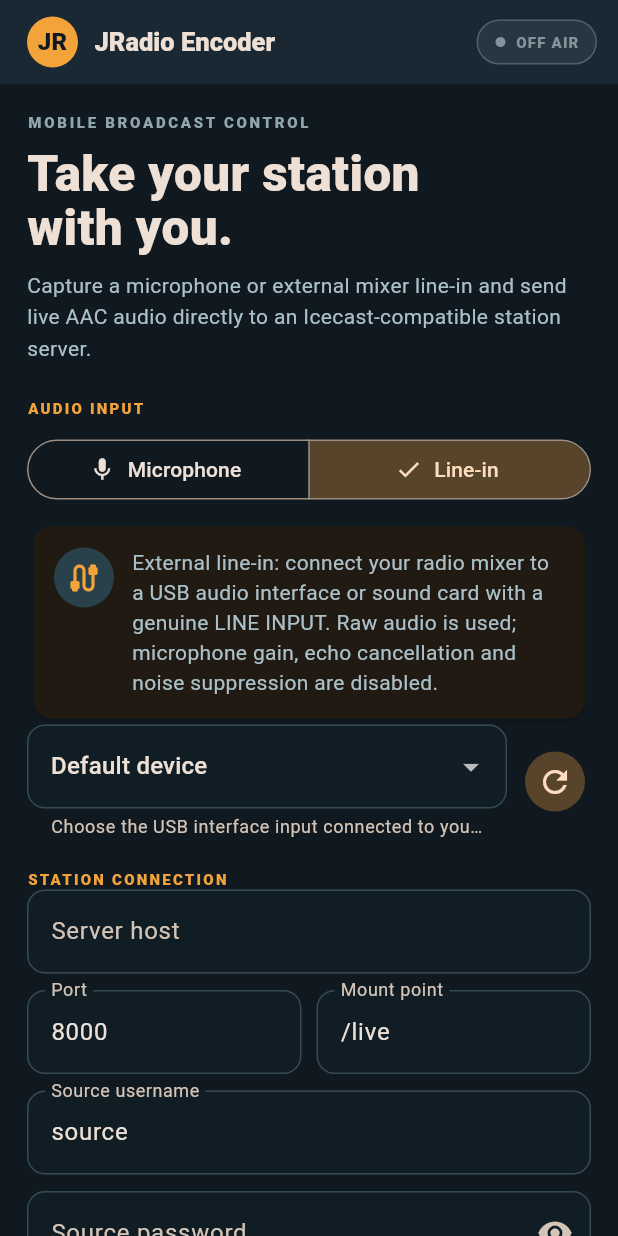
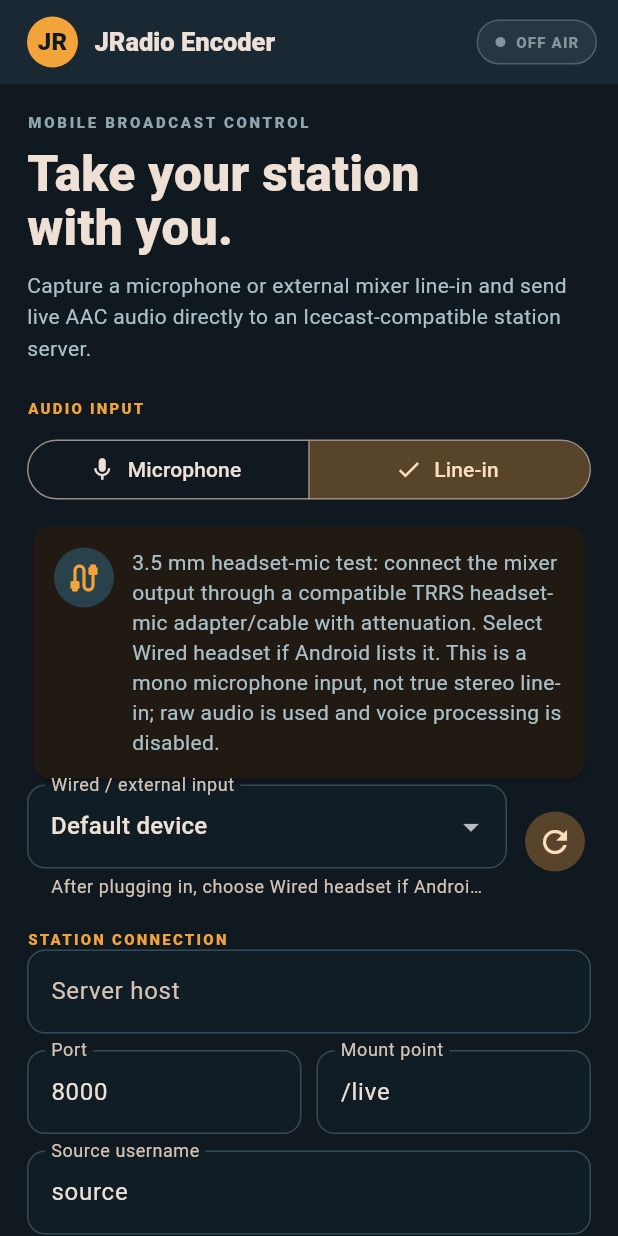
Before and after one commit to jradiosouthafrica-sa/jr-universal-broadcast-encoder, a Flutter app: the screen it shows after launch, after a tap on "Line-in", on a phone screen of 412 x 824 dp. Run offline on Flutter 3.47's test engine with Material 3 defaults, Android fonts, the phone set to English and light mode, and no system bars; missing offline and left inert: flutter_foreground_task, record; statements that could not run were skipped.

Commit message:
Add 3.5mm headset microphone test guidance

```diff
--- a/mobile/flutter/lib/main.dart
+++ b/mobile/flutter/lib/main.dart
@@ -205,9 +205,9 @@ class _StudioHomeState extends State<StudioHome> {
               child: Container(
                 padding: const EdgeInsets.symmetric(horizontal: 11, vertical: 7),
                 decoration: BoxDecoration(
-                  color: Color.fromRGBO(statusColor.red, statusColor.green, statusColor.blue, .13),
+                  color: statusColor.withAlpha(33),
                   borderRadius: BorderRadius.circular(30),
-                  border: Border.all(color: Color.fromRGBO(statusColor.red, statusColor.green, statusColor.blue, .45)),
+                  border: Border.all(color: statusColor.withAlpha(115)),
                 ),
                 child: Row(
                   children: [
@@ -271,7 +271,12 @@ class _StudioHomeState extends State<StudioHome> {
               selected: {_inputMode},
               onSelectionChanged: (_onAir || _working)
                   ? null
-                  : (selection) => setState(() => _inputMode = selection.first),
+                  : (selection) {
+                      setState(() => _inputMode = selection.first);
+                      if (selection.first == MobileInputMode.lineIn) {
+                        unawaited(_refreshInputDevices());
+                      }
+                    },
             ),
             const SizedBox(height: 10),
             Card(
@@ -291,7 +296,7 @@ class _StudioHomeState extends State<StudioHome> {
                     Expanded(
                       child: Text(
                         _inputMode == MobileInputMode.lineIn
-                            ? 'External line-in: connect your radio mixer to a USB audio interface or sound card with a genuine LINE INPUT. Raw audio is used; microphone gain, echo cancellation and noise suppression are disabled.'
+                            ? '3.5 mm headset-mic test: connect the mixer output through a compatible TRRS headset-mic adapter/cable with attenuation. Select Wired headset if Android lists it. This is a mono microphone input, not true stereo line-in; raw audio is used and voice processing is disabled.'
                             : 'Microphone: use the phone microphone, a USB microphone or another supported input. Select the connected input below.',
                         style: const TextStyle(color: Color(0xFFAAC0C8), height: 1.4),
                       ),
@@ -304,11 +309,11 @@ class _StudioHomeState extends State<StudioHome> {
               children: [
                 Expanded(
                   child: DropdownButtonFormField<String>(
-                    value: _selectedInputId,
-                    decoration: const InputDecoration(
-                      labelText: _inputMode == MobileInputMode.lineIn ? 'Line-in device' : 'Microphone device',
+                    initialValue: _selectedInputId,
+                    decoration: InputDecoration(
+                      labelText: _inputMode == MobileInputMode.lineIn ? 'Wired / external input' : 'Microphone device',
                       helperText: _inputMode == MobileInputMode.lineIn
-                          ? 'Choose the USB interface input connected to your mixer'
+                          ? 'After plugging in, choose Wired headset if Android lists it'
                           : 'Choose a connected microphone or default input',
                     ),
                     items: [
@@ -464,7 +469,7 @@ class _StudioHomeState extends State<StudioHome> {
             const SizedBox(height: 17),
             const _Notice(
               icon: Icons.info_outline,
-              text: 'The Line-in mode is for a real line-level input on a compatible USB audio interface/sound card. A normal headset adapter may be output-only, and a mic-only socket is not converted into line-in by this setting. Set the mixer output level carefully to avoid clipping. This build sends one selected input at a time; multi-input mixing, SHOUTcast v1/v2, browser/app audio capture and Android playback capture are not implemented yet.',
+              text: 'The 3.5 mm test uses the tablet's headset microphone contact when Android exposes it as an input. It is normally mono microphone-level audio, not true stereo line-in. Use a compatible CTIA TRRS adapter/cable with attenuation between the mixer output and headset-mic input; never connect a speaker/amp output directly. If Wired headset does not appear in the input list, this tablet/adapter is not exposing the socket as a recording input. True stereo line-in will require suitable external audio hardware later. This build sends one selected input at a time; multi-input mixing, SHOUTcast v1/v2, browser/app audio capture and Android playback capture are not implemented yet.',
             ),
             const SizedBox(height: 12),
             const _Notice(
```
